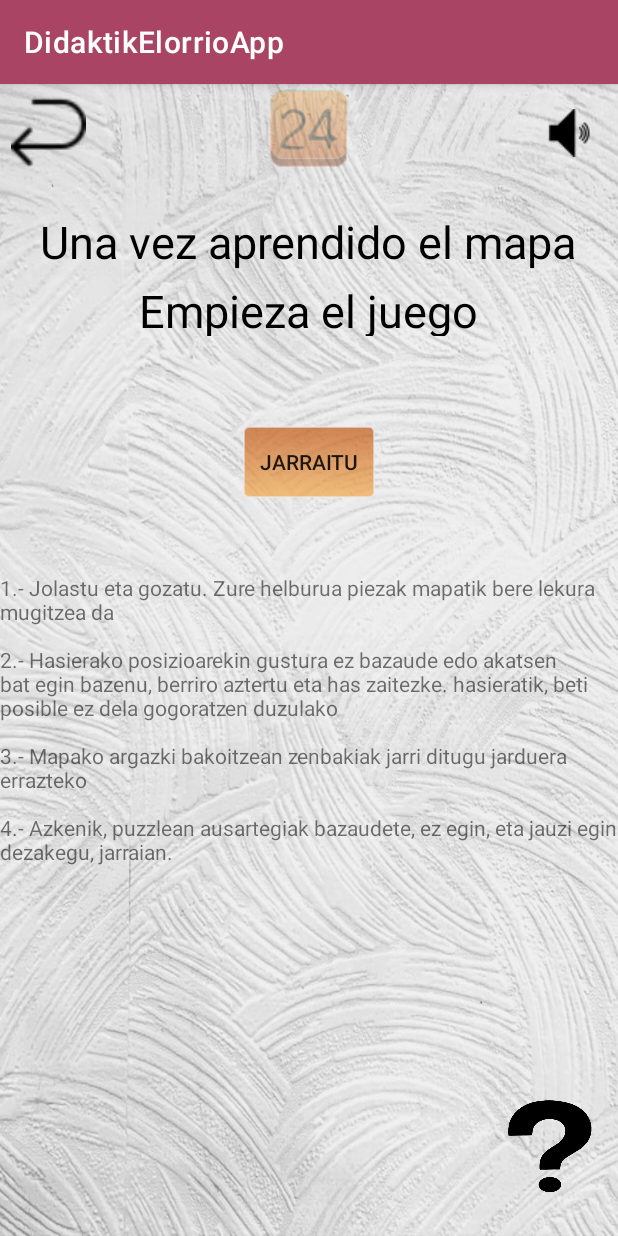
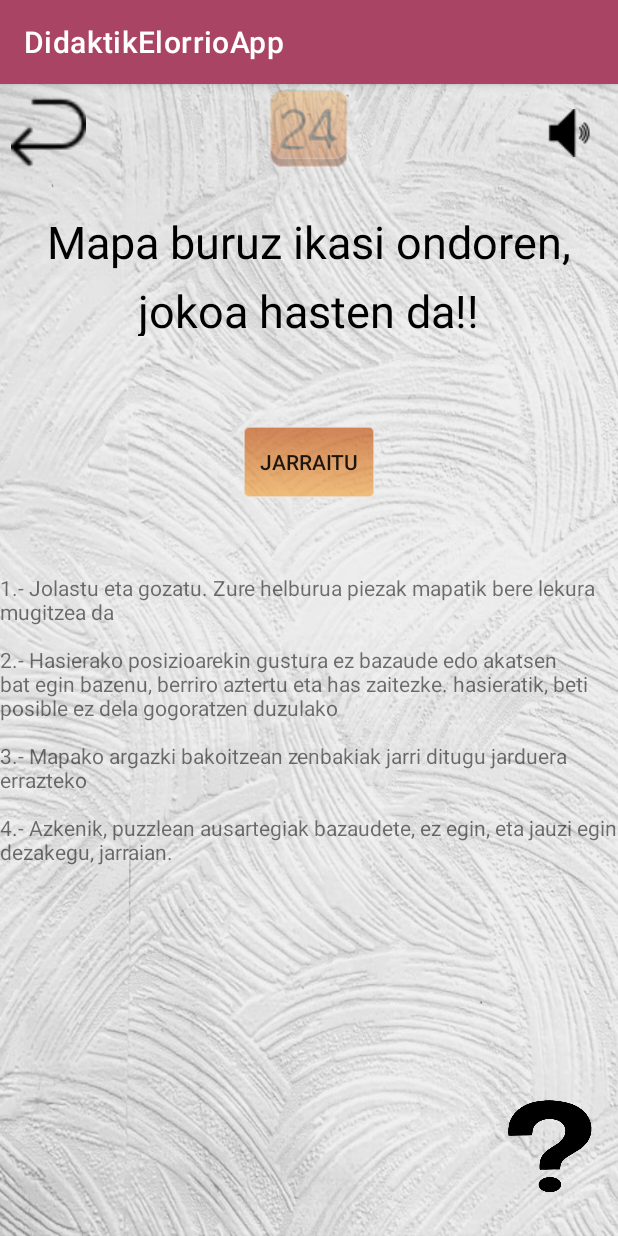
Before and after one commit to Javitrix01/DidaktikElorrioApp, an Android app: the ChooseDifficultActivity screen opened directly, with no data from a screen before it, on a phone screen of 412 x 824 dp. Run offline under Robolectric (Android 15) with nearby library versions, the phone set to English and light mode, and no system bars; libraries missing offline, so code that uses them is left out: com.daimajia.androidanimations; Roboto replaces fonts that are not available here; 5 statements that could not run were skipped.

Commit message:
Textos de castellano a euskera cambiados

```diff
--- a/DidaktikElorrioApp/app/src/main/java/com/elorrieta/didaktikelorrioapp/MainActivity.java
+++ b/DidaktikElorrioApp/app/src/main/java/com/elorrieta/didaktikelorrioapp/MainActivity.java
@@ -58,7 +58,7 @@ public class MainActivity extends AppCompatActivity {
         if(control) {
             //se queda en espera unos segundos y pasa a la siguiente pantalla
             Handler handler = new Handler();
-            handler.postDelayed(() -> startActivity(new Intent(MainActivity.this, MenuPrincipalMapa.class)), 3000); //3 segundos
+            handler.postDelayed(() -> startActivity(new Intent(MainActivity.this, MainPuzzle.class)), 3000); //3 segundos
             handler.postDelayed(this::finish,3500); //3,5 segundos
         }
         MainActivity.control = false;
--- a/DidaktikElorrioApp/app/src/main/res/values/strings.xml
+++ b/DidaktikElorrioApp/app/src/main/res/values/strings.xml
@@ -7,13 +7,13 @@
     <string name="titulo_app">DidaktikApp!</string>
     <string name="e">E</string>
     <string name="g">G</string>
-    <string name="puzzle1">Una vez aprendido el mapa</string>
-    <string name="puzzle2">Empieza el juego</string>
+    <string name="puzzle1">Mapa buruz ikasi ondoren,</string>
+    <string name="puzzle2"> jokoa hasten da!!</string>
     <string name="mapaelorrio">MapaElorrio</string>
     <string name="cruces_de_elorrio_con_nombre">Cruces de elorrio con nombre</string>
     <string name="mapaelorrioconnombresdeubicaciones">MapaElorrioConNombresDeUbicaciones</string>
     <string name="explicacionPuzzle">1.- Jolastu eta gozatu. Zure helburua piezak mapatik bere lekura mugitzea da\n\n2.- Hasierako posizioarekin gustura ez bazaude edo akatsen bat egin bazenu, berriro aztertu eta has zaitezke. hasieratik, beti posible ez dela gogoratzen duzulako\n\n3.- Mapako argazki bakoitzean zenbakiak jarri ditugu jarduera errazteko\n\n4.- Azkenik, puzzlean ausartegiak bazaudete, ez egin, eta jauzi egin dezakegu, jarraian.</string>
-    <string name="logo">mpieza la Aventura!</string>
+    <string name="logo">lorrion Barne</string>
     <string name="developers">developer - Gal Tager</string>
     <string name="game8">Puzzle Mapa</string>
     <string name="game15">15 puzzle</string>
@@ -30,7 +30,7 @@
     <string name="level24">24</string>
     <string name="action_settings">Settings</string>
     <string name="firstLogo">E</string>
-    <string name="full_logo">Memoriza la foto!!!</string>
+    <string name="full_logo">Gogoratu argazkia!!</string>
     <string name="play">Play</string>
     <string name="leader_board">Leader Board</string>
     <string name="setting">Setting</string>
```
Also changed, not shown: 46 other files.
